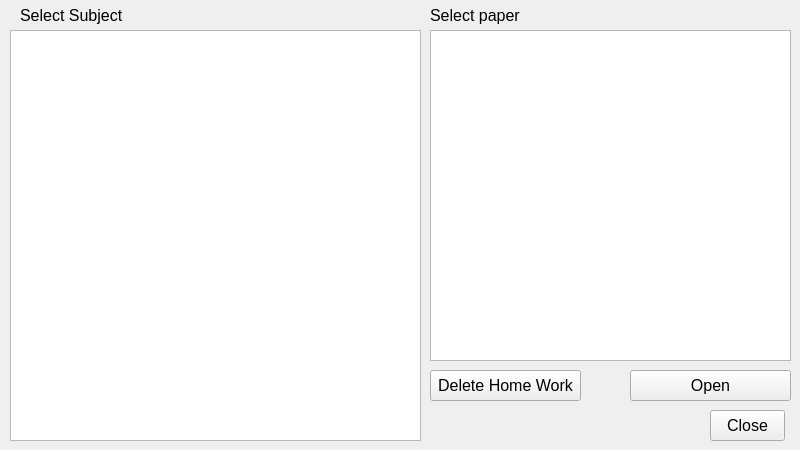
Old version of the form openhomework.ui in the repository dkithmal/BinduProjectTeacher.
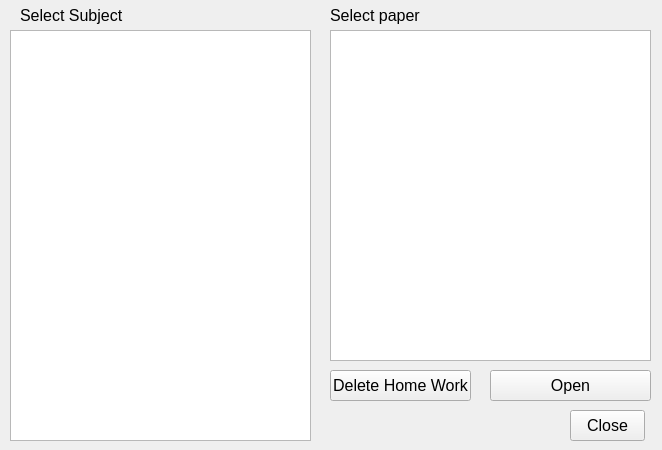
New version of the form.

```diff
--- a/openhomework.ui
+++ b/openhomework.ui
@@ -6,7 +6,7 @@
    <rect>
     <x>0</x>
     <y>0</y>
-    <width>800</width>
+    <width>662</width>
     <height>450</height>
    </rect>
   </property>
@@ -39,10 +39,10 @@
   <widget class="QLabel" name="lSelectPaper">
    <property name="geometry">
     <rect>
-     <x>430</x>
-     <y>5</y>
+     <x>330</x>
+     <y>0</y>
      <width>101</width>
-     <height>21</height>
+     <height>31</height>
     </rect>
    </property>
    <property name="font">
@@ -57,7 +57,7 @@
   <widget class="QPushButton" name="pBOpen">
    <property name="geometry">
     <rect>
-     <x>630</x>
+     <x>490</x>
      <y>370</y>
      <width>161</width>
      <height>31</height>
@@ -70,7 +70,7 @@
   <widget class="QPushButton" name="pBClose">
    <property name="geometry">
     <rect>
-     <x>710</x>
+     <x>570</x>
      <y>410</y>
      <width>75</width>
      <height>31</height>
@@ -83,9 +83,9 @@
   <widget class="QPushButton" name="pBDeleteHomeWork">
    <property name="geometry">
     <rect>
-     <x>430</x>
+     <x>330</x>
      <y>370</y>
-     <width>151</width>
+     <width>141</width>
      <height>31</height>
     </rect>
    </property>
@@ -98,7 +98,7 @@
     <rect>
      <x>10</x>
      <y>30</y>
-     <width>411</width>
+     <width>301</width>
      <height>411</height>
     </rect>
    </property>
@@ -108,7 +108,7 @@
     </font>
    </property>
    <property name="sortingEnabled">
-    <bool>true</bool>
+    <bool>false</bool>
    </property>
    <attribute name="headerVisible">
     <bool>false</bool>
@@ -122,9 +122,9 @@
   <widget class="QListWidget" name="lWHomeWorks">
    <property name="geometry">
     <rect>
-     <x>430</x>
+     <x>330</x>
      <y>30</y>
-     <width>361</width>
+     <width>321</width>
      <height>331</height>
     </rect>
    </property>
```
